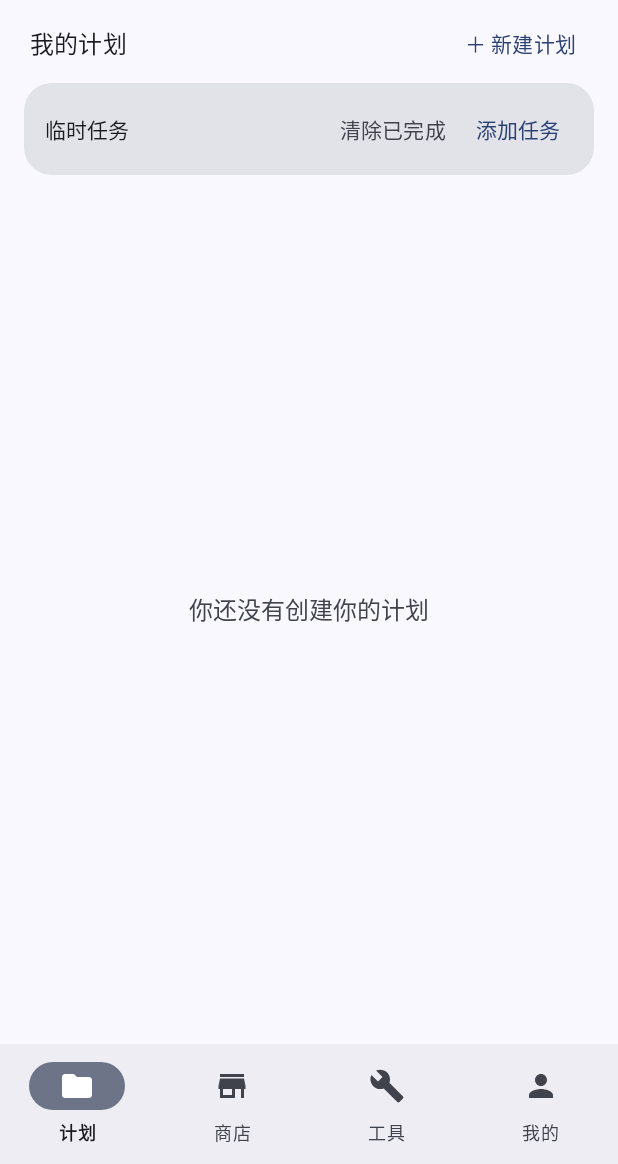
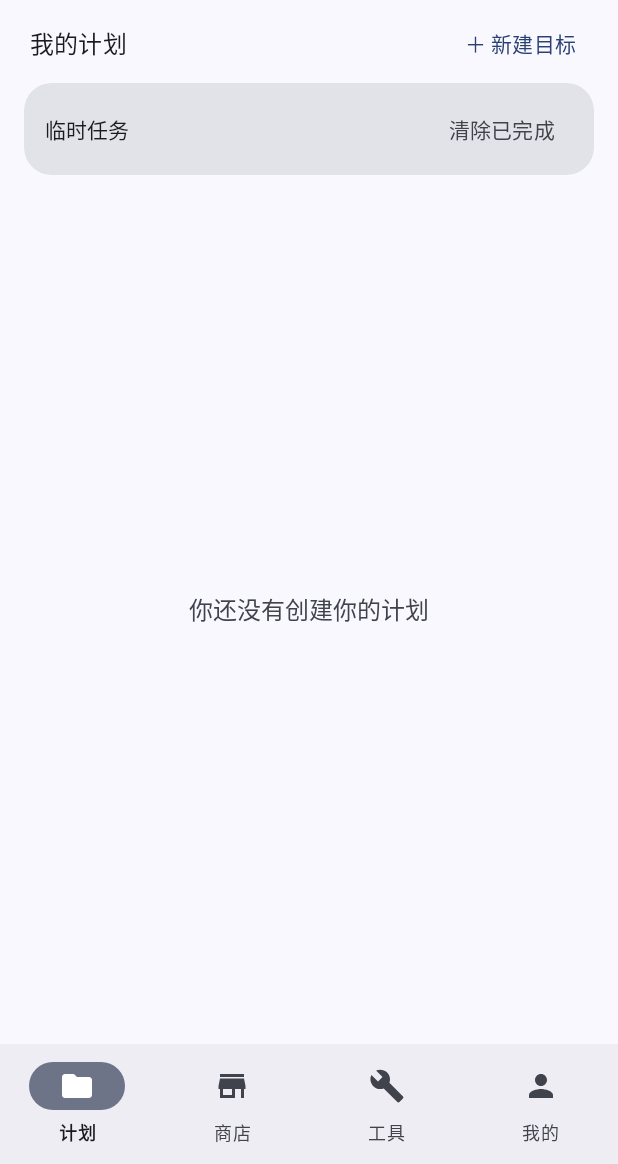
Before and after one commit to wjx119k/habit, an Android app: the MainActivity screen opened directly, with no data from a screen before it, on a phone screen of 412 x 824 dp, the part 72-1236 px from its top. Run offline under Robolectric (Android 15) with nearby library versions, the phone set to English and light mode, and no system bars; pictures from the network do not load.

Commit message:
feat: 新建入口合并为「＋ 新建目标」，点开设「长期计划 / 临时任务」二选一

```diff
--- a/app/src/main/res/layout/page_project.xml
+++ b/app/src/main/res/layout/page_project.xml
@@ -34,7 +34,7 @@
             android:layout_height="wrap_content"
             android:background="?attr/selectableItemBackgroundBorderless"
             android:padding="8dp"
-            android:text="@string/new_plan"
+            android:text="@string/new_goal"
             android:textAppearance="?attr/textAppearanceLabelLarge"
             android:textColor="?attr/colorPrimary" />
     </LinearLayout>
@@ -81,17 +81,7 @@
                     android:text="@string/temp_tasks_clear_done"
                     android:textAppearance="?attr/textAppearanceLabelLarge"
                     android:textColor="?attr/colorOnSurfaceVariant" />
-
-                <TextView
-                    android:id="@+id/btnAddTempTask"
-                    android:layout_width="wrap_content"
-                    android:layout_height="wrap_content"
-                    android:background="?attr/selectableItemBackgroundBorderless"
-                    android:padding="8dp"
-                    android:text="@string/temp_tasks_add"
-                    android:textAppearance="?attr/textAppearanceLabelLarge"
-                    android:textColor="?attr/colorPrimary" />
-            </LinearLayout>
+</LinearLayout>
 
             <LinearLayout
                 android:id="@+id/tempTaskList"
--- a/app/src/main/res/values/strings.xml
+++ b/app/src/main/res/values/strings.xml
@@ -410,4 +410,8 @@
     <string name="temp_task_delete">删除</string>
     <string name="temp_tasks_clear_done">清除已完成</string>
     <string name="temp_tasks_clear_confirm">清除 %1$d 个已完成的任务？（已获得的积分不会收回）</string>
+    <string name="new_goal">＋ 新建目标</string>
+    <string name="create_goal_title">新建</string>
+    <string name="create_option_plan">长期计划（每天反复做）</string>
+    <string name="create_option_temp">临时任务（做完划掉，一次性）</string>
 </resources>
```
Also changed, not shown: app/src/main/java/com/example/habit/MainActivity.kt (+25 -4 lines), 4 other files.
